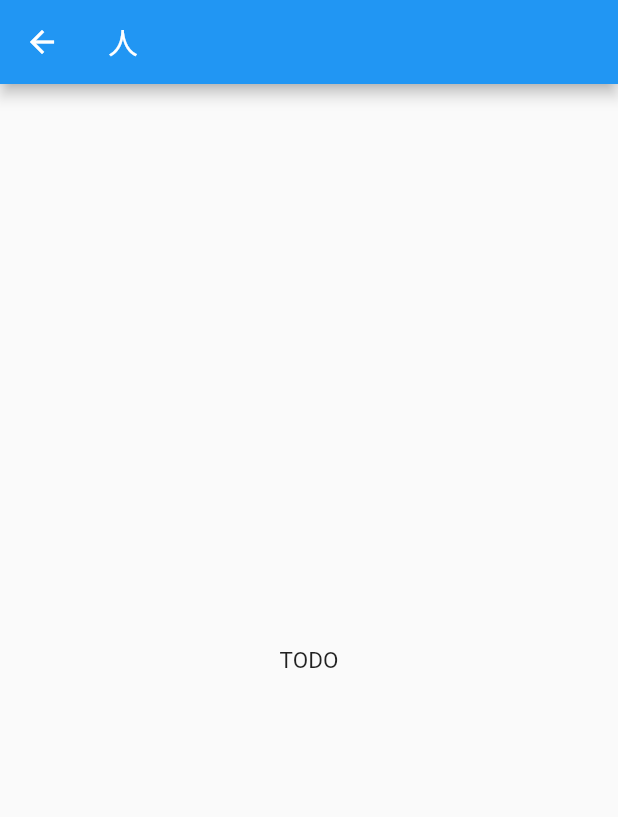
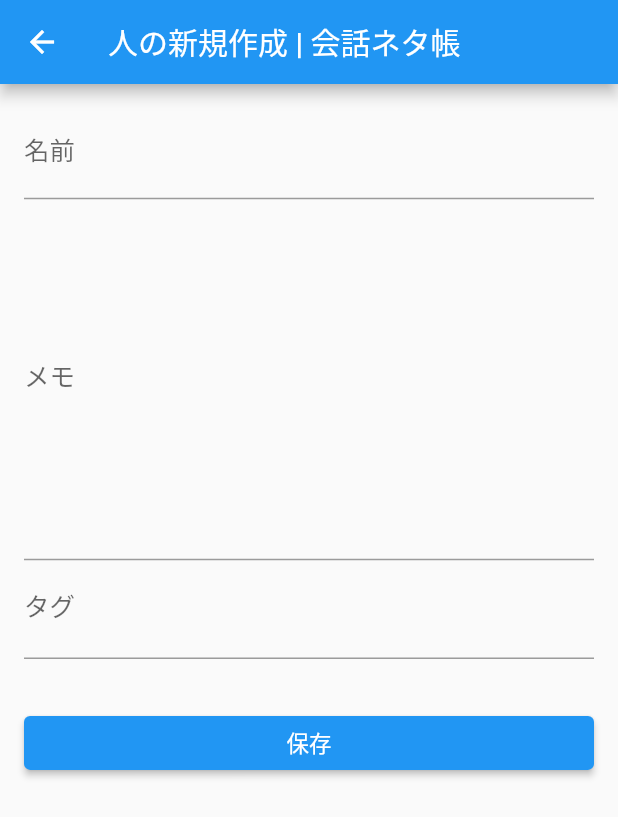
Before and after one commit to ken1flan/flutter_conversation_memo, a Flutter app: the PersonListPage screen opened directly, after a tap on the "add" icon, on a phone screen of 412 x 824 dp. Shown: the top 817 px of the screen. Run offline on Flutter 3.47's test engine with Material 2 defaults, Android fonts, the phone set to English and light mode, and no system bars; our stand-ins replace hive, hive_flutter, timeago; accounts and stored records are empty; generated files the repository leaves out were written again.

Commit message:
Add person page (#19)
* 入力欄を追加

* Fix

* Personモデルの追加

* Personモデルの組み込み

* Personモデルのテストを追加

* CIのFlutterの更新

* hiveの初期化を待つ

テスト前の初期化処理でhiveを初期化していたが、
Hive.initが非同期だったことを見逃していて、テストがコケていました。

```diff
--- a/lib/main.dart
+++ b/lib/main.dart
@@ -7,6 +7,7 @@ import 'package:hive/hive.dart';
 import 'package:timeago/timeago.dart' as timeago;
 
 import 'package:flutter_conversation_memo/models/topic.dart';
+import 'package:flutter_conversation_memo/models/person.dart';
 
 const String topicBoxName = 'topicBox';
 
@@ -14,6 +15,7 @@ void main() async {
   await Hive.initFlutter();
   Hive.registerAdapter(TopicAdapter());
   await Hive.openBox<Topic>(topicBoxName);
+  Person.initialize();
   timeago.setLocaleMessages('ja', timeago.JaMessages());
   runApp(MyApp());
 }
--- /dev/null
+++ b/lib/models/person.dart
@@ -0,0 +1,59 @@
+import 'package:hive/hive.dart';
+
+part 'person.g.dart';
+
+const int PersonTypeId = 1;
+
+@HiveType(typeId: PersonTypeId)
+class Person {
+  int index;
+  @HiveField(0)
+  String name;
+  @HiveField(1)
+  String memo;
+  @HiveField(2)
+  String tags_string;
+  @HiveField(3)
+  DateTime created_at;
+  @HiveField(4)
+  DateTime updated_at;
+
+  Person(
+      this.name, this.memo, this.tags_string, this.created_at, this.updated_at);
+
+  static const boxName = 'personBox';
+
+  static void initialize() async {
+    if (!Hive.isAdapterRegistered(PersonTypeId)) {
+      Hive.registerAdapter(PersonAdapter());
+    }
+
+    if (!Hive.isBoxOpen(boxName)) {
+      await Hive.openBox<Person>(boxName);
+    }
+  }
+
+  static Box<Person> box() {
+    initialize();
+
+    return Hive.box<Person>(boxName);
+  }
+
+  static Person getAt(int index) {
+    var person = box().getAt(index);
+    person.index = index;
+    return person;
+  }
+
+  void save() {
+    var box = Person.box();
+    updated_at = DateTime.now().toUtc();
+
+    if (index == null) {
+      created_at = updated_at;
+      box.add(this);
+    } else {
+      box.putAt(index, this);
+    }
+  }
+}
--- a/lib/widgets/person_page.dart
+++ b/lib/widgets/person_page.dart
@@ -1,19 +1,119 @@
 import 'package:flutter/material.dart';
+import 'package:flutter_conversation_memo/models/person.dart';
 
 class PersonPage extends StatefulWidget {
+  final formKey = GlobalKey<FormState>();
+  final int index;
+
+  PersonPage({this.index});
+
   @override
-  _PersonPageState createState() => _PersonPageState();
+  _PersonPageState createState() => _PersonPageState(index);
 }
 
 class _PersonPageState extends State<PersonPage> {
+  int index;
+  String name = '';
+  String memo = '';
+  String tags_string = '';
+  DateTime created_at;
+  DateTime updated_at;
+
+  _PersonPageState(index) {
+    this.index = index;
+    if (index != null) {
+      var person = Person.getAt(index);
+      name = person?.name;
+      memo = person?.memo;
+      tags_string = person?.tags_string;
+    }
+  }
+
   @override
   Widget build(BuildContext context) {
+    final titleString = '人の新規作成 | 会話ネタ帳';
+    final nameEditingController =
+        TextEditingController.fromValue(TextEditingValue(
+      text: name,
+      selection: TextSelection.collapsed(offset: name.length),
+    ));
+    final memoEditingController =
+        TextEditingController.fromValue(TextEditingValue(
+      text: memo,
+      selection: TextSelection.collapsed(offset: memo.length),
+    ));
+    final tagsStringEditingController =
+        TextEditingController.fromValue(TextEditingValue(
+      text: tags_string,
+      selection: TextSelection.collapsed(offset: tags_string.length),
+    ));
+
     return Scaffold(
         appBar: AppBar(
-          title: Text('人'),
+          title: Text(titleString),
         ),
-        body: Center(
-          child: Text('TODO'),
-        ));
+        body: Padding(
+            padding: const EdgeInsets.all(16),
+            child: ListView(
+              children: [
+                TextField(
+                  controller: nameEditingController,
+                  decoration: const InputDecoration(
+                    labelText: '名前',
+                  ),
+                  onChanged: (value) {
+                    setState(() {
+                      name = value;
+                    });
+                  },
+                ),
+                TextField(
+                  controller: memoEditingController,
+                  decoration: const InputDecoration(
+                    labelText: 'メモ',
+                  ),
+                  maxLines: 10,
+                  onChanged: (value) {
+                    setState(() {
+                      memo = value;
+                    });
+                  },
+                ),
+                TextField(
+                  controller: tagsStringEditingController,
+                  decoration: const InputDecoration(
+                    labelText: 'タグ',
+                    hintText: 'スペースで区切って入力してください。',
+                  ),
+                  onChanged: (value) {
+                    setState(() {
+                      tags_string = value;
+                    });
+                  },
+                ),
+                Padding(
+                  padding: const EdgeInsets.only(top: 32),
+                  child: ElevatedButton(
+                    key: Key('saveButton'),
+                    onPressed: onFormSubmit,
+                    child: Text('保存'),
+                  ),
+                ),
+              ],
+            )));
+  }
+
+  void onFormSubmit() {
+    var person;
+    if (index == null) {
+      person = Person(name, memo, tags_string, created_at, updated_at);
+    } else {
+      person = Person.getAt(index);
+      person.name = name;
+      person.memo = memo;
+      person.tags_string = tags_string;
+    }
+    person.save();
+    Navigator.of(context).pop();
   }
 }
--- a/lib/widgets/topic_page.dart
+++ b/lib/widgets/topic_page.dart
@@ -1,6 +1,6 @@
 import 'package:flutter/material.dart';
+import 'package:hive/hive.dart';
 import 'package:flutter_conversation_memo/main.dart';
-import 'package:hive/hive.dart';
 import 'package:flutter_conversation_memo/models/topic.dart';
 
 class TopicPage extends StatefulWidget {
```
Also changed, not shown: lib/widgets/person_list_page.dart (+71 -2 lines), lib/models/person.g.dart (added), 3 other files.
